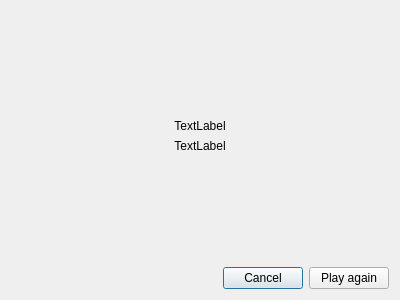
The window that src/gui/fast_game_over_dialog.ui (dwarfovich/Bomberman) describes before a commit, drawn with Qt 5.
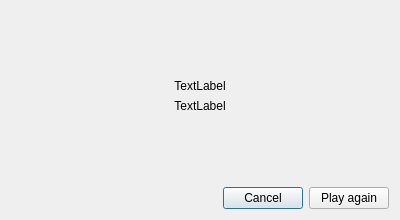
The same window after the commit.

Patch:
```diff
--- a/src/gui/fast_game_over_dialog.ui
+++ b/src/gui/fast_game_over_dialog.ui
@@ -7,7 +7,7 @@
     <x>0</x>
     <y>0</y>
     <width>400</width>
-    <height>300</height>
+    <height>220</height>
    </rect>
   </property>
   <property name="windowTitle">
```
